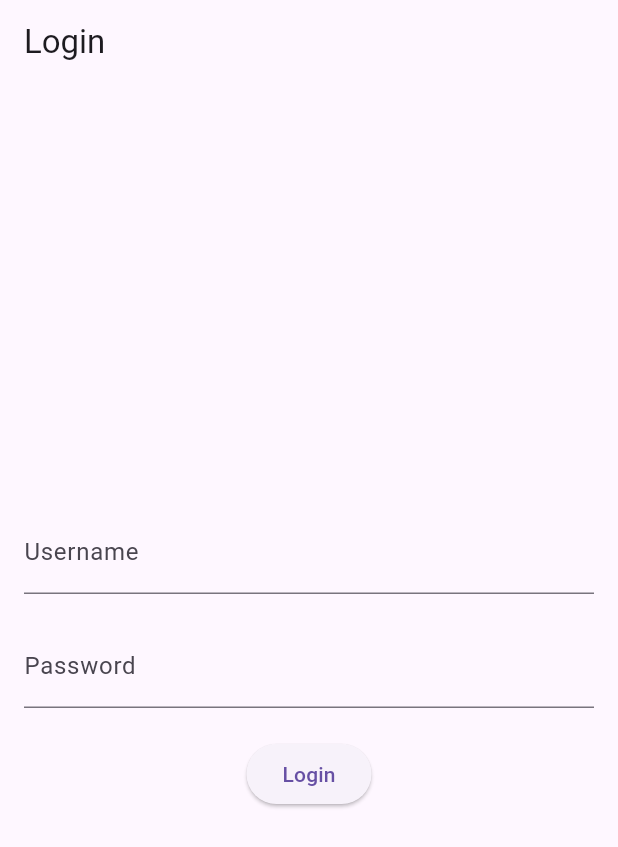
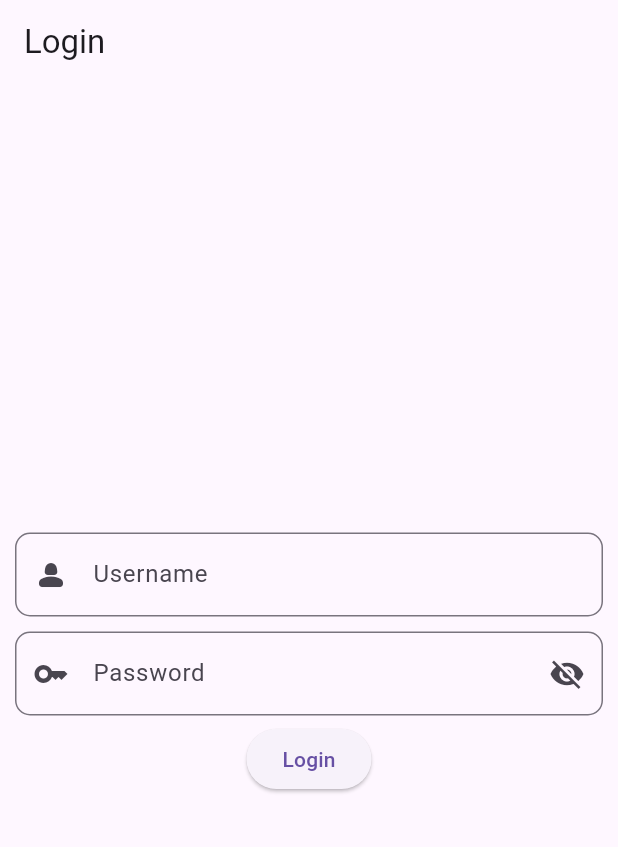
Before and after one commit to BHS-Fiks-Semester4/Fiks-Mobile, a Flutter app: the screen it shows after launch, on a phone screen of 412 x 824 dp. Shown: the top 847 px of the screen. Run offline on Flutter 3.47's test engine with Material 3 defaults, Android fonts, the phone set to English and light mode, and no system bars.

Commit message:
login done abiez

```diff
--- a/lib/main.dart
+++ b/lib/main.dart
@@ -1,4 +1,7 @@
+import 'dart:convert';
 import 'package:flutter/material.dart';
+import 'package:crypto/crypto.dart';
+import 'HomePage.dart';
 
 void main() {
   runApp(const MainApp());
@@ -11,6 +14,7 @@ class MainApp extends StatelessWidget {
   Widget build(BuildContext context) {
     return const MaterialApp(
       home: LoginPage(),
+      debugShowCheckedModeBanner: false,
     );
   }
 }
@@ -23,7 +27,8 @@ class LoginPage extends StatefulWidget {
 }
 
 class _LoginPageState extends State<LoginPage> {
-  TextEditingController _usernameController = TextEditingController();
+  bool Secure = true;
+  TextEditingController _emailController = TextEditingController();
   TextEditingController _passwordController = TextEditingController();
 
   @override
@@ -32,45 +37,76 @@ class _LoginPageState extends State<LoginPage> {
       appBar: AppBar(
         title: const Text('Login'),
       ),
-      body: Padding(
-        padding: const EdgeInsets.all(16.0),
-        child: Column(
+      body: Column(
         mainAxisAlignment: MainAxisAlignment.center,
         children: [
-            TextField(
-              controller: _usernameController,
+          Center(
+            child: Container(
+              padding: EdgeInsets.fromLTRB(10, 5, 10, 5),
+              width: 450,
+              child: TextField(
                 decoration: InputDecoration(
-                labelText: 'Username',
+                  hintText: "Masukkan username",
+                  labelText: "Username",
+                  prefixIcon: Icon(Icons.person_2_rounded),
+                  border: OutlineInputBorder(
+                    borderRadius: BorderRadius.circular(10),
                   ),
                 ),
-            const SizedBox(height: 20),
-            TextField(
-              controller: _passwordController,
-              obscureText: true,
-              decoration: InputDecoration(
-                labelText: 'Password',
               ),
             ),
-            const SizedBox(height: 20),
+          ),
+          Container(
+            width: 450,
+            padding: EdgeInsets.fromLTRB(10, 5, 10, 5),
+            child: TextField(
+              obscureText: Secure,
+              decoration: InputDecoration(
+                hintText: "Masukkan Password",
+                labelText: "Password",
+                prefixIcon: Icon(Icons.key),
+                suffixIcon: IconButton(
+                  icon: Icon(
+                    Secure ? Icons.visibility_off : Icons.visibility,
+                  ),
+                  onPressed: () {
+                    setState(() {
+                      Secure = !Secure;
+                    });
+                  },
+                ),
+                border: OutlineInputBorder(
+                  borderRadius: BorderRadius.circular(10),
+                ),
+              ),
+            ),
+          ),
           ElevatedButton(
             onPressed: () {
-                // Kirim data ke backend untuk verifikasi
-                String username = _usernameController.text;
+              String email = _emailController.text;
               String password = _passwordController.text;
-                // Panggil fungsi untuk melakukan verifikasi
-                _verifyLogin(username, password);
+              _verifyLogin(email, password);
             },
-              child: const Text('Login'),
-            ),
+            child: Text('Login'),
+          )
         ],
-        ),
       ),
     );
   }
 
-  void _verifyLogin(String username, String password) {
-    // Simulasi login berhasil
-    bool loginSuccess = true; // Ganti dengan logika verifikasi yang sesungguhnya
+  void _verifyLogin(String email, String password) {
+    String hashedPassword = _hashPassword(password);
+    _verifyLoginBackend(email, hashedPassword);
+  }
+
+  String _hashPassword(String password) {
+    var bytes = utf8.encode(password);
+    var digest = sha256.convert(bytes);
+    return digest.toString();
+  }
+
+  void _verifyLoginBackend(String email, String hashedPassword) {
+    bool loginSuccess = true;
 
     if (loginSuccess) {
       Navigator.pushReplacement(
@@ -78,38 +114,9 @@ class _LoginPageState extends State<LoginPage> {
         MaterialPageRoute(builder: (context) => HomePage()),
       );
     } else {
-      // Tampilkan pesan kesalahan jika login gagal
       ScaffoldMessenger.of(context).showSnackBar(
         const SnackBar(content: Text('Login failed')),
       );
     }
   }
 }
-
-class HomePage extends StatelessWidget {
-  const HomePage({Key? key}) : super(key: key);
-
-  @override
-  Widget build(BuildContext context) {
-    return Scaffold(
-      appBar: AppBar(
-        title: const Text('Home'),
-      ),
-      body: Center(
-        child: Column(
-          mainAxisAlignment: MainAxisAlignment.center,
-          children: [
-            const Text('Welcome to Home Page!'),
-            const SizedBox(height: 20),
-            ElevatedButton(
-              onPressed: () {
-                Navigator.pop(context); // Kembali ke halaman login
-              },
-              child: const Text('Logout'),
-            ),
-          ],
-        ),
-      ),
-    );
-  }
-}
--- a/pubspec.yaml
+++ b/pubspec.yaml
@@ -9,6 +9,8 @@ environment:
 dependencies:
   flutter:
     sdk: flutter
+  crypto: ^3.0.1
+
 
 dev_dependencies:
   flutter_test:
```
Also changed, not shown: lib/HomePage.dart (+19 -0 lines), pubspec.lock, 2 other files. Lines whose indentation alone changed are shown as unchanged.
